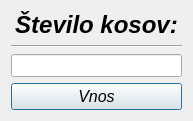
Before: the Qt Designer form numofitems.ui in MaxMaxy/racun, drawn with Qt 5.
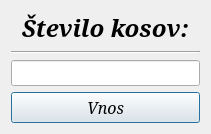
After: the same form once the commit is applied.

The edit to the form file:
```diff
--- a/numofitems.ui
+++ b/numofitems.ui
@@ -6,13 +6,13 @@
    <rect>
     <x>0</x>
     <y>0</y>
-    <width>193</width>
-    <height>121</height>
+    <width>211</width>
+    <height>124</height>
    </rect>
   </property>
   <property name="font">
    <font>
-    <family>MS Sans Serif</family>
+    <family>Serif</family>
     <pointsize>10</pointsize>
     <italic>true</italic>
    </font>
@@ -27,7 +27,7 @@
       <widget class="QLabel" name="label">
        <property name="font">
         <font>
-         <family>MS Sans Serif</family>
+         <family>Serif</family>
          <pointsize>18</pointsize>
          <weight>75</weight>
          <italic>true</italic>
@@ -49,6 +49,7 @@
       <widget class="Line" name="line">
        <property name="font">
         <font>
+         <family>Serif</family>
          <italic>true</italic>
         </font>
        </property>
@@ -61,7 +62,7 @@
       <widget class="QLineEdit" name="lineEdit_steviloKosov">
        <property name="font">
         <font>
-         <family>MS Sans Serif</family>
+         <family>Serif</family>
          <pointsize>10</pointsize>
          <italic>true</italic>
         </font>
@@ -76,7 +77,7 @@
       <widget class="QPushButton" name="pushButton_vnos">
        <property name="font">
         <font>
-         <family>MS Sans Serif</family>
+         <family>Serif</family>
          <pointsize>12</pointsize>
          <italic>true</italic>
         </font>
```
